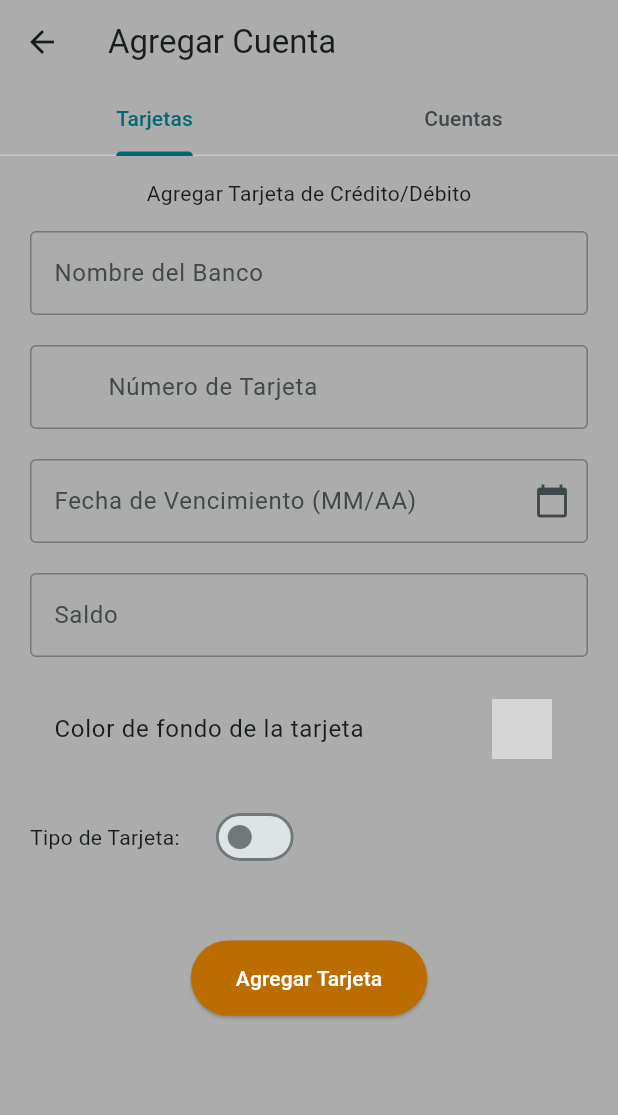
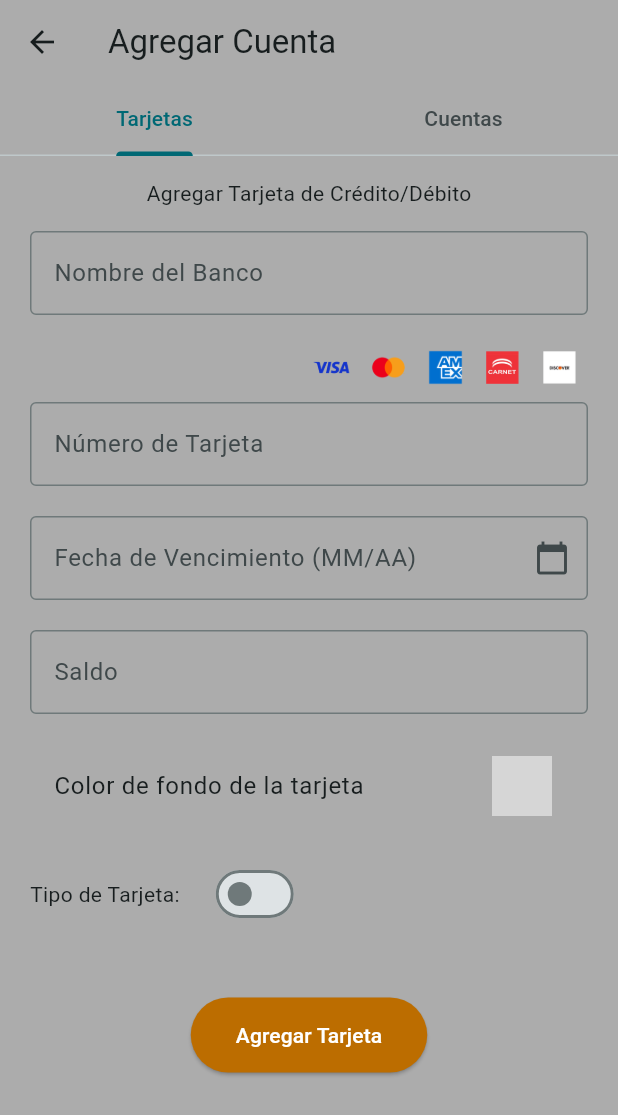
Before and after one commit to Carlos-Gan/moneyo, a Flutter app: the HomeCards screen opened directly, after a tap on an icon or button, on a phone screen of 412 x 824 dp. Shown: the top 1115 px of the screen. Run offline on Flutter 3.47's test engine with Material 3 defaults, Android fonts, the phone set to English and light mode, and no system bars; our stand-ins replace font_awesome_flutter, sqflite; missing offline and left inert: flex_color_picker, flutter_icon_snackbar; accounts and stored records are empty; grey boxes are pictures that could not be loaded.

Commit message:
0.1.4 - Arreglo de bugs y mejora de rendimiento de las cuentas y tarjetas

```diff
--- a/lib/extras/extras.dart
+++ b/lib/extras/extras.dart
@@ -1,77 +1,55 @@
 import 'package:flutter/material.dart';
 import 'package:flutter/services.dart';
+import 'package:font_awesome_flutter/font_awesome_flutter.dart';
 import 'package:intl/intl.dart';
 
 class CardUtils {
-  static Widget getCardLogo(String cardNumber) {
-    if (cardNumber.isEmpty) return const SizedBox();
-
-    final cleanNumber = cardNumber.replaceAll(' ', '');
-
-    if (cleanNumber.startsWith('4')) {
-      return Image.asset('assets/logos/visa.png', height: 10);
-    } else if (cleanNumber.startsWith('506')) {
-      return Image.asset('assets/logos/carnet.png', height: 24);
-    } else if (cleanNumber.startsWith('3')) {
-      return Image.asset('assets/logos/amex.png', height: 24);
-    } else if (cleanNumber.startsWith('5')) {
-      return Image.asset('assets/logos/mastercard.png', height: 24);
-    } else if (cleanNumber.startsWith('6')) {
-      return Image.asset('assets/logos/discover.png', height: 24);
-    }
-
-    // default genérico si no coincide
-    return const Icon(Icons.credit_card, size: 24, color: Colors.white);
-  }
-
-  static Widget getCardLogoWithType(String cardNumber) {
-    if (cardNumber.isEmpty) return const SizedBox();
-
-    final cleanNumber = cardNumber.replaceAll(' ', '');
-    String type = getCardType(cleanNumber);
-
-    switch (type) {
-      case 'Visa':
-        return Row(
-          children: [
-            Image.asset('assets/logos/visa.png', height: 10),
-            const SizedBox(width: 5),
-          ],
-        );
-      case 'MasterCard':
-        return Row(
-          children: [
-            Image.asset('assets/logos/mastercard.png', height: 20),
-            const SizedBox(width: 5),
-          ],
-        );
-      case 'Amex':
-        return Row(
-          children: [
-            Image.asset('assets/logos/amex.png', height: 20),
-            const SizedBox(width: 5),
-          ],
-        );
-      case 'Carnet':
-        return Row(
-          children: [
-            Image.asset('assets/logos/carnet.png', height: 20),
-            const SizedBox(width: 5),
-          ],
-        );
-      default:
-        return Row(children: [
-          ],
-        );
-    }
-  }
+  static final Map<String, String> logos = {
+    'Visa': "assets/logos/visa.png",
+    'MasterCard': "assets/logos/mastercard.png",
+    'Amex': "assets/logos/amex.png",
+    'Carnet': "assets/logos/carnet.png",
+    'Discover': "assets/logos/discover.png",
+  };
 
   static String getCardType(String cardNumber) {
     if (cardNumber.startsWith('4')) return 'Visa';
     if (cardNumber.startsWith('5')) return 'MasterCard';
-    if (cardNumber.startsWith('3')) return 'Amex';
+    if (cardNumber.startsWith('3')) return "Amex";
     if (cardNumber.startsWith('506')) return 'Carnet';
+    if (cardNumber.startsWith('6')) return 'Discover';
     return 'Desconocida';
+  }
+
+  static Widget getCardLogoRow(String cardNumber) {
+    final cleanNumber = cardNumber.replaceAll(" ", "");
+    final tipo = getCardType(cleanNumber);
+
+    // 🔹 Si no hay número -> mostrar todos los logos en gris
+    if (cleanNumber.isEmpty) {
+      return Row(
+        mainAxisAlignment: MainAxisAlignment.end,
+        children: logos.entries
+            .map(
+              (entry) => Padding(
+                padding: const EdgeInsets.symmetric(horizontal: 4),
+                child: Image.asset(
+                  entry.value,
+                  height: 30,
+                ),
+              ),
+            )
+            .toList(),
+      );
+    }
+
+    // 🔹 Si hay número -> mostrar solo el logo correspondiente
+    if (logos.containsKey(tipo)) {
+      return Image.asset(logos[tipo]!, height: 30);
+    }
+
+    // 🔹 Si no coincide -> ícono genérico
+    return const FaIcon(FontAwesomeIcons.creditCard, size: 30);
   }
 }
 
--- a/lib/panels/cuentas/cuentas_add.dart
+++ b/lib/panels/cuentas/cuentas_add.dart
@@ -130,7 +130,7 @@ class _AddAccountsState extends State<AddAccounts> {
                                       horizontal: 10.0,
                                       vertical: 10.0,
                                     ),
-                                    child: CardUtils.getCardLogo(cardNumber),
+                                    child: CardUtils.getCardLogoRow(cardNumber),
                                   );
                                 },
                               ),
--- a/lib/panels/home.dart
+++ b/lib/panels/home.dart
@@ -209,6 +209,7 @@ class _HomeState extends State<Home> {
                       tipo: cuenta.tipo,
                       saldo: cuenta.saldo,
                       color: Color(cuenta.color),
+                      width: double.infinity-50,
                     ),
                   ),
                 ),
--- a/lib/panels/home_cards.dart
+++ b/lib/panels/home_cards.dart
@@ -56,7 +56,7 @@ class _HomeCardsState extends State<HomeCards> {
                 MaterialPageRoute(builder: (context) => const AddAccounts()),
               );
               if (result == true) {
-                cargarTarjetas(); // refrescar al volver
+                setState(() {}); // refresca el FutureBuilder
               }
             },
             icon: const FaIcon(FontAwesomeIcons.plus),
@@ -64,10 +64,13 @@ class _HomeCardsState extends State<HomeCards> {
         ],
       ),
       body: RefreshIndicator(
-        onRefresh: cargarTarjetas,
-        child: Padding(
+        onRefresh: () async {
+          setState(() {}); // refresca FutureBuilder
+        },
+        child: SingleChildScrollView(
           padding: const EdgeInsets.symmetric(horizontal: 20.0, vertical: 10.0),
           child: Column(
+            crossAxisAlignment: CrossAxisAlignment.start,
             children: [
               const Text(
                 'Tarjetas Disponibles',
@@ -76,29 +79,35 @@ class _HomeCardsState extends State<HomeCards> {
               const SizedBox(height: 10),
               SizedBox(
                 height: 150,
-                child: listaTarjetas.isEmpty
-                    ? const Center(child: Text('No hay tarjetas disponibles'))
-                    : (listaTarjetas.length > 3
-                          ? PageView.builder(
+                child: FutureBuilder<List<Tarjeta>>(
+                  future: OperacionesBD.obtenerTarjetas(),
+                  builder: (context, snapshot) {
+                    if (!snapshot.hasData) {
+                      return const Center(child: CircularProgressIndicator());
+                    }
+                    final tarjetas = snapshot.data!;
+                    if (tarjetas.isEmpty) {
+                      return const Center(
+                        child: Text('No hay tarjetas disponibles'),
+                      );
+                    }
+                    if (tarjetas.length > 3) {
+                      return PageView.builder(
                         scrollDirection: Axis.horizontal,
                         controller: PageController(viewportFraction: 0.8),
-                              itemCount: listaTarjetas.length,
+                        itemCount: tarjetas.length,
                         itemBuilder: (context, index) {
-                                final tarjeta = listaTarjetas[index];
+                          final tarjeta = tarjetas[index];
                           return GestureDetector(
                             onTap: () async {
                               final result = await Navigator.push(
                                 context,
                                 MaterialPageRoute(
                                   builder: (context) =>
-                                            DetalleTarjetasScreen(
-                                              tarjeta: tarjeta,
-                                            ),
+                                      DetalleTarjetasScreen(tarjeta: tarjeta),
                                 ),
                               );
-                                    if (result == true) {
-                                      cargarTarjetas();
-                                    }
+                              if (result == true) setState(() {});
                             },
                             child: TarjetasVisual(
                               tarjetaColor: Color(tarjeta.colorFondo),
@@ -116,14 +125,17 @@ class _HomeCardsState extends State<HomeCards> {
                             ),
                           );
                         },
-                            )
-                          : SingleChildScrollView(
+                      );
+                    } else {
+                      return SingleChildScrollView(
                         scrollDirection: Axis.horizontal,
                         child: Row(
-                                mainAxisAlignment: MainAxisAlignment.center,
-                                children: listaTarjetas
-                                    .map(
-                                      (tarjeta) => GestureDetector(
+                          children: tarjetas.map((tarjeta) {
+                            return Padding(
+                              padding: const EdgeInsets.symmetric(
+                                horizontal: 5.0,
+                              ),
+                              child: GestureDetector(
                                 onTap: () async {
                                   final result = await Navigator.push(
                                     context,
@@ -134,24 +146,14 @@ class _HomeCardsState extends State<HomeCards> {
                                           ),
                                     ),
                                   );
-                                          if (result == true) {
-                                            cargarTarjetas();
-                                          }
+                                  if (result == true) setState(() {});
                                 },
-                                        child: Padding(
-                                          padding: const EdgeInsets.symmetric(
-                                            horizontal: 5.0,
-                                          ),
                                 child: TarjetasVisual(
-                                            tarjetaColor: Color(
-                                              tarjeta.colorFondo,
-                                            ),
-                                            numeroTarjeta:
-                                                tarjeta.numeroTarjeta,
+                                  tarjetaColor: Color(tarjeta.colorFondo),
+                                  numeroTarjeta: tarjeta.numeroTarjeta,
                                   bancoNombre: tarjeta.nombre,
                                   saldo: tarjeta.saldo,
-                                            fechaVencimiento:
-                                                tarjeta.fechaVencimiento,
+                                  fechaVencimiento: tarjeta.fechaVencimiento,
                                   isCredito: tarjeta.esCredito,
                                   fechaCorte: tarjeta.esCredito
                                       ? (tarjeta.fechaCorte ?? '')
@@ -161,16 +163,15 @@ class _HomeCardsState extends State<HomeCards> {
                                       : '',
                                 ),
                               ),
+                            );
+                          }).toList(),
                         ),
-                                    )
-                                    .toList(),
+                      );
+                    }
+                  },
                 ),
-                            )),
               ),
               const SizedBox(height: 20),
-              const SizedBox(height: 20),
-
-              // CUENTAS
               const Text(
                 'Cuentas Disponibles',
                 style: TextStyle(fontSize: 20, fontWeight: FontWeight.bold),
@@ -178,15 +179,25 @@ class _HomeCardsState extends State<HomeCards> {
               const SizedBox(height: 10),
               SizedBox(
                 height: 150,
-                child: listaCuentas.isEmpty
-                    ? const Center(child: Text("No hay cuentas disponibles"))
-                    : (listaCuentas.length > 3
-                          ? PageView.builder(
+                child: FutureBuilder<List<Cuenta>>(
+                  future: OperacionesBD.obtenerCuentas(),
+                  builder: (context, snapshot) {
+                    if (!snapshot.hasData) {
+                      return const Center(child: CircularProgressIndicator());
+                    }
+                    final cuentas = snapshot.data!;
+                    if (cuentas.isEmpty) {
+                      return const Center(
+                        child: Text('No hay cuentas disponibles'),
+                      );
+                    }
+                    if (cuentas.length > 3) {
+                      return PageView.builder(
                         scrollDirection: Axis.horizontal,
                         controller: PageController(viewportFraction: 0.8),
-                              itemCount: listaCuentas.length,
+                        itemCount: cuentas.length,
                         itemBuilder: (context, index) {
-                                final cuenta = listaCuentas[index];
+                          final cuenta = cuentas[index];
                           return GestureDetector(
                             onTap: () async {
                               final result = await Navigator.push(
@@ -196,55 +207,53 @@ class _HomeCardsState extends State<HomeCards> {
                                       DetalleCuentaScreen(cuenta: cuenta),
                                 ),
                               );
-                                    if (result == true) {
-                                      cargarCuentas();
-                                    }
+                              if (result == true) setState(() {});
                             },
-                                  child: Expanded(
                             child: Cuentas(
                               color: Color(cuenta.color),
                               nombre: cuenta.nombre,
                               tipo: cuenta.tipo,
                               saldo: cuenta.saldo,
-                                    ),
+                              width: 250,
                             ),
                           );
                         },
-                            )
-                          : SingleChildScrollView(
+                      );
+                    } else {
+                      return SingleChildScrollView(
                         scrollDirection: Axis.horizontal,
                         child: Row(
-                                mainAxisAlignment: MainAxisAlignment.center,
-                                children: listaCuentas
-                                    .map(
-                                      (cuenta) => GestureDetector(
+                          children: cuentas.map((cuenta) {
+                            return Padding(
+                              padding: const EdgeInsets.symmetric(
+                                horizontal: 5.0,
+                              ),
+                              child: GestureDetector(
                                 onTap: () async {
                                   final result = await Navigator.push(
                                     context,
                                     MaterialPageRoute(
                                       builder: (context) =>
-                                                  DetalleCuentaScreen(
-                                                    cuenta: cuenta,
-                                                  ),
+                                          DetalleCuentaScreen(cuenta: cuenta),
                                     ),
                                   );
-                                          if (result == true) {
-                                            cargarCuentas();
-                                          }
+                                  if (result == true) setState(() {});
                                 },
-                                        child: Expanded(
                                 child: Cuentas(
                                   color: Color(cuenta.color),
                                   nombre: cuenta.nombre,
                                   tipo: cuenta.tipo,
                                   saldo: cuenta.saldo,
+                                  width: 250,
                                 ),
                               ),
+                            );
+                          }).toList(),
                         ),
-                                    )
-                                    .toList(),
+                      );
+                    }
+                  },
                 ),
-                            )),
               ),
             ],
           ),
--- a/lib/panels/tarjetas/cuentas_add.dart
+++ b/lib/panels/tarjetas/cuentas_add.dart
@@ -108,31 +108,31 @@ class _AddAccountsState extends State<AddAccounts> {
                             ),
                           ),
                           const SizedBox(height: 20),
-
                           // Número de tarjeta
-                          TextField(
-                            controller: cardNumberController,
-                            keyboardType: TextInputType.number,
-                            inputFormatters: [CardNumberFormatter()],
-                            decoration: InputDecoration(
-                              border: const OutlineInputBorder(),
-                              labelText: 'Número de Tarjeta',
-                              prefixIcon: ValueListenableBuilder(
+                          Column(
+                            crossAxisAlignment: CrossAxisAlignment.end,
+                            children: [
+                              ValueListenableBuilder(
                                 valueListenable: cardNumberController,
                                 builder: (context, value, child) {
-                                  final cardNumber = cardNumberController.text;
-                                  if (cardNumber.isEmpty)
-                                    return const SizedBox();
                                   return Padding(
-                                    padding: const EdgeInsets.symmetric(
-                                      horizontal: 10.0,
-                                      vertical: 10.0,
+                                    padding: EdgeInsetsGeometry.only(bottom: 8),
+                                    child: CardUtils.getCardLogoRow(
+                                      cardNumberController.text,
                                     ),
-                                    child: CardUtils.getCardLogo(cardNumber),
                                   );
                                 },
                               ),
-                            ),
+                              TextField(
+                                controller: cardNumberController,
+                                keyboardType: TextInputType.number,
+                                inputFormatters: [CardNumberFormatter()],
+                                decoration: InputDecoration(
+                                  border: const OutlineInputBorder(),
+                                  labelText: 'Número de Tarjeta',
+                                ),
+                              ),
+                            ],
                           ),
                           const SizedBox(height: 20),
 
--- a/lib/widgets/cuentas.dart
+++ b/lib/widgets/cuentas.dart
@@ -6,20 +6,21 @@ class Cuentas extends StatelessWidget {
   final String tipo;
   final double saldo;
   final Color color;
+  final double width;
   const Cuentas({
     super.key,
     required this.nombre,
     required this.tipo,
     required this.saldo,
     required this.color,
+    required this.width,
   });
 
   @override
   Widget build(BuildContext context) {
     return Container(
-      width: 250,
+      width: width,
       height: 100,
-      margin: const EdgeInsets.only(right: 16),
       padding: const EdgeInsets.all(16),
       decoration: BoxDecoration(
         borderRadius: BorderRadius.circular(20),
--- a/lib/widgets/tarjeta_card.dart
+++ b/lib/widgets/tarjeta_card.dart
@@ -31,7 +31,6 @@ class TarjetasVisual extends StatelessWidget {
     return Container(
       width: 250,
       height: 150,
-      margin: const EdgeInsets.only(right: 16),
       padding: const EdgeInsets.all(16),
       decoration: BoxDecoration(
         borderRadius: BorderRadius.circular(20),
@@ -42,7 +41,7 @@ class TarjetasVisual extends StatelessWidget {
         children: [
           Row(
             children: [
-              CardUtils.getCardLogo(numeroTarjeta),
+              CardUtils.getCardLogoRow(numeroTarjeta),
               const SizedBox(width: 8),
               Text(
                 bancoNombre,
--- a/pubspec.yaml
+++ b/pubspec.yaml
@@ -29,8 +29,8 @@ dev_dependencies:
 flutter:
   uses-material-design: true
   assets:
-    - assets/logos/amex.png
     - assets/logos/discover.png
     - assets/logos/mastercard.png
     - assets/logos/visa.png
     - assets/logos/carnet.png
+    - assets/logos/amex.png
```
Also changed, not shown: lib/panels/tarjetas/tarjeta_edit.dart (+21 -16 lines), assets/logos/carnet.png, assets/logos/discover.png, assets/logos/mastercard.png, assets/logos/visa.png, 1 other file. Lines whose indentation alone changed are shown as unchanged.
